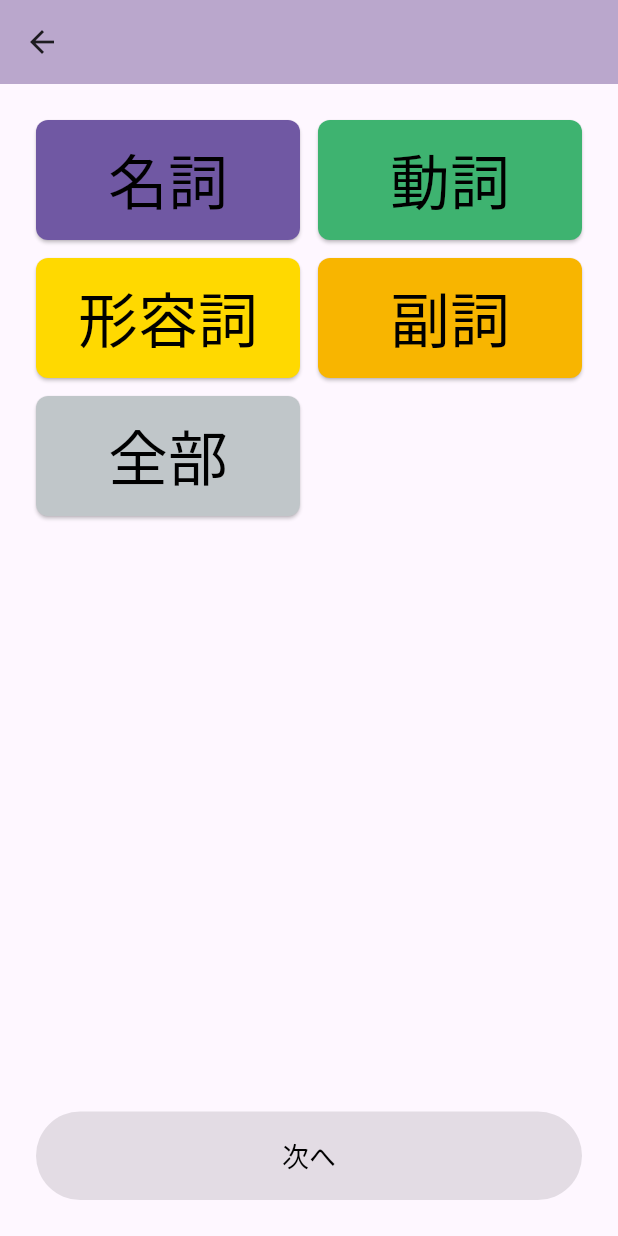
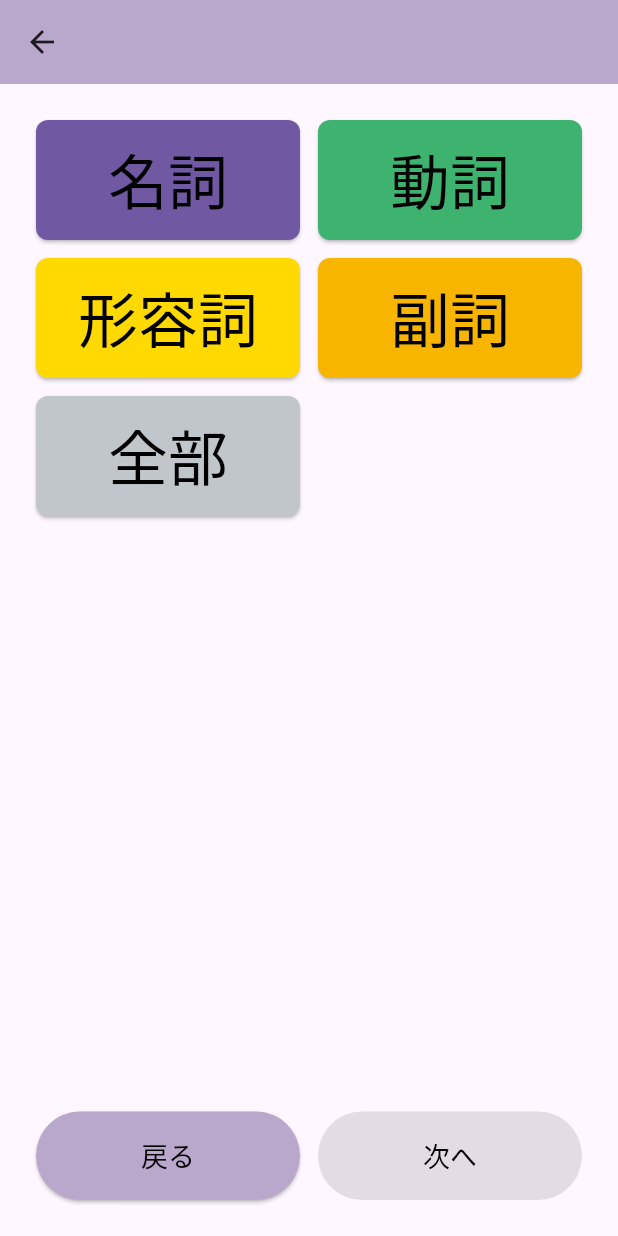
Before and after one commit to ItalyFuji/SImple_Wordlist, a Flutter app: the CategorySelectScreen screen opened directly with empty values, on a phone screen of 412 x 824 dp. Run offline on Flutter 3.47's test engine with Material 3 defaults, Android fonts, the phone set to English and light mode, and no system bars; our stand-ins replace csv, google_fonts, shared_preferences; accounts and stored records are empty.

Commit message:
add return button

```diff
--- a/lib/screens/category_select_screen.dart
+++ b/lib/screens/category_select_screen.dart
@@ -100,12 +100,28 @@ class _CategorySelectScreenState extends State<CategorySelectScreen> {
                 ],
               ),
 
-              const Spacer(), // 残りのスペースを埋めて次へボタンを下に押し込む
+              const Spacer(), // 残りのスペースを埋めてボタンを下に押し込む
 
-              // 「次へ」ボタン
-              // _selected が空のときは無効化（onPressed を null にする）
-              SizedBox(
-                width: double.infinity,
+              // 「戻る」「次へ」ボタン（横並び）
+              Row(
+                children: [
+                  // 戻るボタン（左半分）
+                  Expanded(
+                    child: ElevatedButton(
+                      onPressed: () => Navigator.pop(context),
+                      style: ElevatedButton.styleFrom(
+                        backgroundColor: AppColors.primary,
+                        padding: const EdgeInsets.symmetric(vertical: 16),
+                      ),
+                      child: const Text(
+                        '戻る',
+                        style: TextStyle(fontSize: 18, color: Colors.black),
+                      ),
+                    ),
+                  ),
+                  const SizedBox(width: 12),
+                  // 次へボタン（右半分・未選択なら無効）
+                  Expanded(
                     child: ElevatedButton(
                       onPressed: _selected.isEmpty
                           ? null // null にするとボタンが無効化される
@@ -129,6 +145,8 @@ class _CategorySelectScreenState extends State<CategorySelectScreen> {
                         style: TextStyle(fontSize: 18, color: Colors.black),
                       ),
                     ),
+                  ),
+                ],
               ),
 
             ],
```
Also changed, not shown: lib/screens/language_select_screen.dart (+22 -4 lines), lib/screens/settings_screen.dart (+22 -3 lines). Lines whose indentation alone changed are shown as unchanged.
